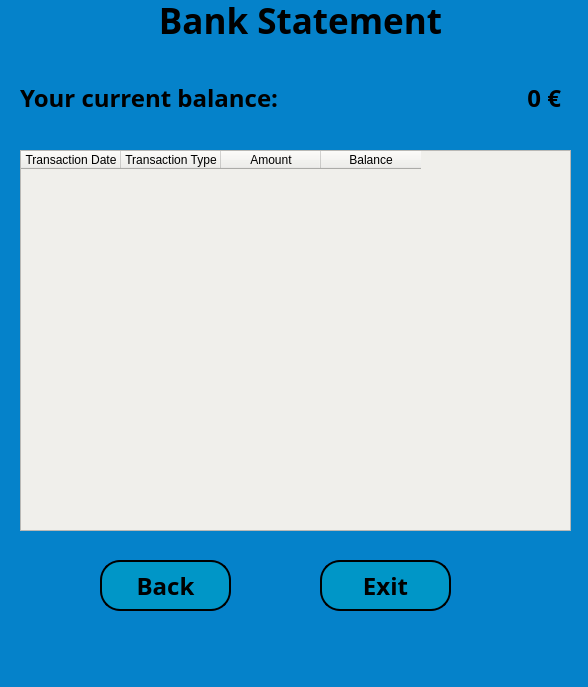
The window that QT_designer/customer_statement_window.ui (sumeyrazenkin/Atm-Project) describes before a commit, drawn with Qt 5.
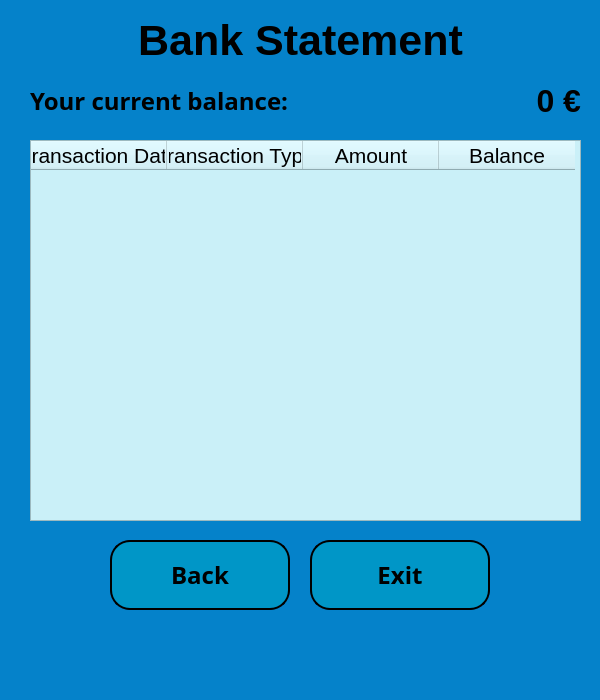
The same window after the commit.

```diff
--- a/QT_designer/customer_statement_window.ui
+++ b/QT_designer/customer_statement_window.ui
@@ -9,10 +9,22 @@
    <rect>
     <x>0</x>
     <y>0</y>
-    <width>588</width>
-    <height>687</height>
+    <width>600</width>
+    <height>700</height>
    </rect>
   </property>
+  <property name="minimumSize">
+   <size>
+    <width>600</width>
+    <height>700</height>
+   </size>
+  </property>
+  <property name="maximumSize">
+   <size>
+    <width>600</width>
+    <height>700</height>
+   </size>
+  </property>
   <property name="contextMenuPolicy">
    <enum>Qt::DefaultContextMenu</enum>
   </property>
@@ -33,15 +45,15 @@
     <property name="geometry">
      <rect>
       <x>30</x>
-      <y>0</y>
+      <y>20</y>
       <width>541</width>
       <height>41</height>
      </rect>
     </property>
     <property name="font">
      <font>
-      <family>Bahnschrift SemiBold</family>
-      <pointsize>26</pointsize>
+      <family>.AppleSystemUIFont</family>
+      <pointsize>32</pointsize>
       <weight>75</weight>
       <bold>true</bold>
      </font>
@@ -59,12 +71,24 @@
     </property>
     <property name="geometry">
      <rect>
-      <x>100</x>
-      <y>560</y>
-      <width>131</width>
-      <height>51</height>
+      <x>110</x>
+      <y>540</y>
+      <width>180</width>
+      <height>70</height>
      </rect>
     </property>
+    <property name="minimumSize">
+     <size>
+      <width>180</width>
+      <height>70</height>
+     </size>
+    </property>
+    <property name="maximumSize">
+     <size>
+      <width>180</width>
+      <height>70</height>
+     </size>
+    </property>
     <property name="font">
      <font>
       <family>Bahnschrift SemiBold</family>
@@ -97,12 +121,24 @@
    <widget class="QPushButton" name="csstatementwdw_btn_exit">
     <property name="geometry">
      <rect>
-      <x>320</x>
-      <y>560</y>
-      <width>131</width>
-      <height>51</height>
+      <x>310</x>
+      <y>540</y>
+      <width>180</width>
+      <height>70</height>
      </rect>
     </property>
+    <property name="minimumSize">
+     <size>
+      <width>180</width>
+      <height>70</height>
+     </size>
+    </property>
+    <property name="maximumSize">
+     <size>
+      <width>180</width>
+      <height>16777215</height>
+     </size>
+    </property>
     <property name="font">
      <font>
       <family>Bahnschrift SemiBold</family>
@@ -132,99 +168,136 @@
      <string>Exit</string>
     </property>
    </widget>
-   <widget class="QLabel" name="csstatementwdw_lbl_balanceheading">
-    <property name="geometry">
-     <rect>
-      <x>20</x>
-      <y>80</y>
-      <width>288</width>
-      <height>36</height>
-     </rect>
-    </property>
-    <property name="font">
-     <font>
-      <family>Bahnschrift SemiBold</family>
-      <pointsize>18</pointsize>
-      <weight>75</weight>
-      <bold>true</bold>
-     </font>
-    </property>
-    <property name="text">
-     <string>Your current balance:</string>
-    </property>
-   </widget>
-   <widget class="QLabel" name="csstatementwdw_lbl_balanceshow">
-    <property name="geometry">
-     <rect>
-      <x>510</x>
-      <y>80</y>
-      <width>51</width>
-      <height>36</height>
-     </rect>
-    </property>
-    <property name="font">
-     <font>
-      <family>Bahnschrift SemiBold</family>
-      <pointsize>18</pointsize>
-      <weight>75</weight>
-      <bold>true</bold>
-     </font>
-    </property>
-    <property name="text">
-     <string>0 €</string>
-    </property>
-    <property name="textFormat">
-     <enum>Qt::AutoText</enum>
-    </property>
-    <property name="alignment">
-     <set>Qt::AlignRight|Qt::AlignTrailing|Qt::AlignVCenter</set>
-    </property>
-   </widget>
    <widget class="QTableWidget" name="csstatementwdw_tbl_statement">
     <property name="geometry">
      <rect>
-      <x>20</x>
-      <y>150</y>
+      <x>30</x>
+      <y>140</y>
       <width>551</width>
       <height>381</height>
      </rect>
     </property>
+    <property name="minimumSize">
+     <size>
+      <width>551</width>
+      <height>0</height>
+     </size>
+    </property>
     <property name="styleSheet">
-     <string notr="true">background-color: rgb(240, 239, 235);</string>
+     <string notr="true">background-color: rgb(202, 240, 248);</string>
     </property>
+    <attribute name="horizontalHeaderMinimumSectionSize">
+     <number>43</number>
+    </attribute>
+    <attribute name="horizontalHeaderDefaultSectionSize">
+     <number>136</number>
+    </attribute>
+    <attribute name="verticalHeaderMinimumSectionSize">
+     <number>28</number>
+    </attribute>
+    <attribute name="verticalHeaderDefaultSectionSize">
+     <number>30</number>
+    </attribute>
     <column>
      <property name="text">
       <string>Transaction Date</string>
      </property>
+     <property name="font">
+      <font>
+       <pointsize>16</pointsize>
+      </font>
+     </property>
+     <property name="textAlignment">
+      <set>AlignCenter</set>
+     </property>
     </column>
     <column>
      <property name="text">
       <string>Transaction Type</string>
      </property>
+     <property name="font">
+      <font>
+       <pointsize>16</pointsize>
+      </font>
+     </property>
+     <property name="textAlignment">
+      <set>AlignCenter</set>
+     </property>
     </column>
     <column>
      <property name="text">
       <string>Amount</string>
      </property>
+     <property name="font">
+      <font>
+       <pointsize>16</pointsize>
+      </font>
+     </property>
+     <property name="textAlignment">
+      <set>AlignCenter</set>
+     </property>
     </column>
     <column>
      <property name="text">
       <string>Balance</string>
      </property>
+     <property name="font">
+      <font>
+       <pointsize>16</pointsize>
+      </font>
+     </property>
+     <property name="textAlignment">
+      <set>AlignCenter</set>
+     </property>
     </column>
    </widget>
-   <widget class="QLabel" name="label">
+   <widget class="QWidget" name="layoutWidget">
     <property name="geometry">
      <rect>
-      <x>390</x>
-      <y>80</y>
-      <width>91</width>
-      <height>21</height>
+      <x>30</x>
+      <y>75</y>
+      <width>551</width>
+      <height>51</height>
      </rect>
     </property>
-    <property name="text">
-     <string/>
-    </property>
+    <layout class="QHBoxLayout" name="horizontalLayout">
+     <item>
+      <widget class="QLabel" name="csstatementwdw_lbl_balanceheading">
+       <property name="font">
+        <font>
+         <family>Bahnschrift SemiBold</family>
+         <pointsize>18</pointsize>
+         <weight>75</weight>
+         <bold>true</bold>
+        </font>
+       </property>
+       <property name="text">
+        <string>Your current balance:</string>
+       </property>
+      </widget>
+     </item>
+     <item>
+      <widget class="QLabel" name="csstatementwdw_lbl_balanceshow">
+       <property name="font">
+        <font>
+         <family>.AppleSystemUIFont</family>
+         <pointsize>24</pointsize>
+         <weight>75</weight>
+         <bold>true</bold>
+        </font>
+       </property>
+       <property name="text">
+        <string>0 €</string>
+       </property>
+       <property name="textFormat">
+        <enum>Qt::AutoText</enum>
+       </property>
+       <property name="alignment">
+        <set>Qt::AlignRight|Qt::AlignTrailing|Qt::AlignVCenter</set>
+       </property>
+      </widget>
+     </item>
+    </layout>
    </widget>
   </widget>
   <widget class="QMenuBar" name="menubar">
```
Left out of the diff: 23 changed lines with no effect on the pictures.
